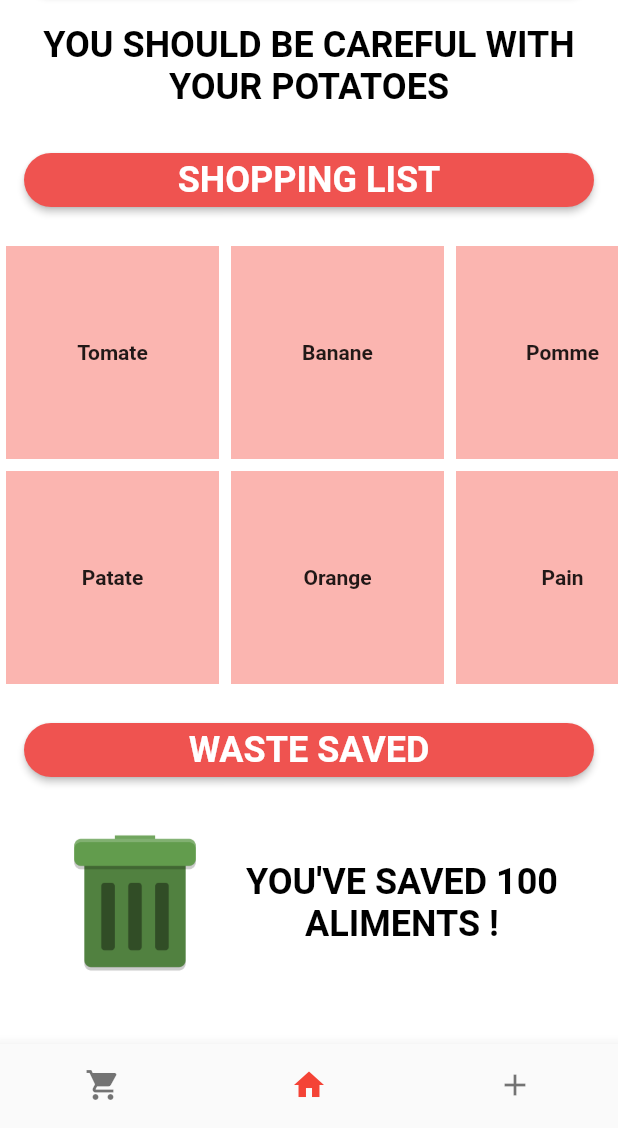
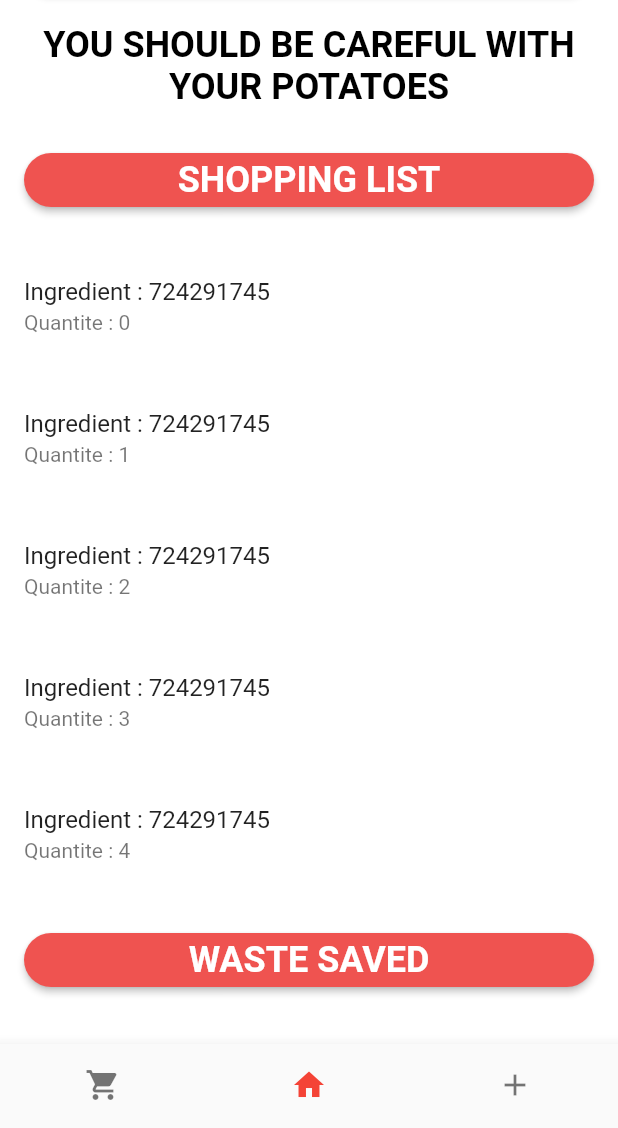
Before and after one commit to GM07/WatchOut, a Flutter app: the screen it shows after launch, on a phone screen of 412 x 824 dp, the part 108-1236 px from its top. Run offline on Flutter 3.47's test engine with Material 2 defaults, Android fonts, the phone set to English and light mode, and no system bars; our stand-ins replace camera; missing offline and left inert: bottom_bars.

```diff
--- a/lib/theme.dart
+++ b/lib/theme.dart
@@ -1,10 +1,12 @@
 import 'package:flutter/material.dart';
 
 Color main = Color.fromRGBO(235, 40, 72, 1);
+Color contrastBackground = Color.fromRGBO(200, 200, 200, 1);
 
 ThemeData watchOutTheme = ThemeData(
   primaryColor: Colors.red[400],
   backgroundColor: Colors.white,
   scaffoldBackgroundColor: Colors.white,
+  dialogBackgroundColor: contrastBackground,
   visualDensity: VisualDensity.adaptivePlatformDensity,
 );
--- a/lib/widgets/main_page.dart
+++ b/lib/widgets/main_page.dart
@@ -2,6 +2,7 @@ import 'package:WatchOut/widgets/ingredient_list.dart';
 import 'package:flutter/material.dart';
 import '../widgets/waste_saved.dart';
 import '../widgets/watch_out.dart';
+import '../classes/ingredient.dart';
 
 class MainPage extends StatefulWidget {
   @override
@@ -9,6 +10,25 @@ class MainPage extends StatefulWidget {
 }
 
 class _MainPageState extends State<MainPage> {
+  List<Widget> currentItems() {
+    List<Ingredient> subList = List();
+    if (testList.length > 5) {
+      subList = testList.getRange(0, 5).toList();
+    } else {
+      subList = testList;
+    }
+
+    return subList.map((Ingredient e) {
+      return Padding(
+        padding: const EdgeInsets.symmetric(vertical: 8.0),
+        child: ListTile(
+          title: Text('Ingredient : ' + e.title),
+          subtitle: Text('Quantite : ' + e.quantity.toString()),
+        ),
+      );
+    }).toList();
+  }
+
   @override
   Widget build(BuildContext context) {
     return Container(
@@ -49,7 +69,8 @@ class _MainPageState extends State<MainPage> {
               ),
             ),
           ),
-          Container(height: 300, child: IngredientList()),
+          ...currentItems(),
+          // Container(height: 300, child: IngredientList()),
           Padding(
             padding: EdgeInsets.all(16.0),
             child: RaisedButton(
@@ -70,8 +91,8 @@ class _MainPageState extends State<MainPage> {
           Container(
             margin: EdgeInsets.symmetric(horizontal: 4.0),
             padding: EdgeInsets.all(8.0),
-            decoration: new BoxDecoration(
-                borderRadius: new BorderRadius.all(
+            decoration: BoxDecoration(
+                borderRadius: BorderRadius.all(
               const Radius.circular(10.0),
             )),
             child: Padding(
--- a/pubspec.yaml
+++ b/pubspec.yaml
@@ -25,7 +25,9 @@ dependencies:
     sdk: flutter
 
   bottom_bars: ^1.0.1
-
+  camera:
+  path_provider:
+  path:
   # The following adds the Cupertino Icons font to your application.
   # Use with the CupertinoIcons class for iOS style icons.
   cupertino_icons: ^0.1.3
```
Also changed, not shown: lib/classes/camera.dart (added, +7 -0 lines), lib/main.dart (+9 -1 lines), lib/routes/new_list.dart (+40 -3 lines), lib/widgets/take_picture.dart (added, +150 -0 lines), 3 other files.
